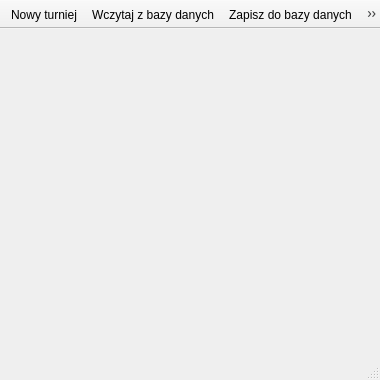
Unknown22/Tournament-Manager, file qtdesignerfiles/mainwindow.ui: the form before one commit.
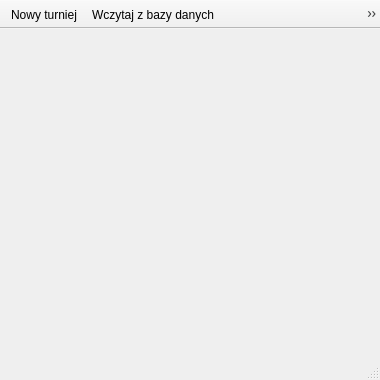
The form after the commit. Icons and pictures are not drawn.

Commit message: Dodano możliwość wczytania turnieju z bazy danych

```diff
--- a/qtdesignerfiles/mainwindow.ui
+++ b/qtdesignerfiles/mainwindow.ui
@@ -58,9 +58,6 @@
    </attribute>
    <addaction name="actionNowy_turniej"/>
    <addaction name="actionWczytaj_z_bazy_danych"/>
-   <addaction name="actionZapisz_do_bazy_danych"/>
-   <addaction name="actionWczytaj_z_pliku"/>
-   <addaction name="actionZapisz_do_pliku"/>
    <addaction name="actionZapisz_screenshot_drzewa_turniejowego"/>
    <addaction name="separator"/>
    <addaction name="actionUstawienia"/>
```
The commit also changes 17 other files.
